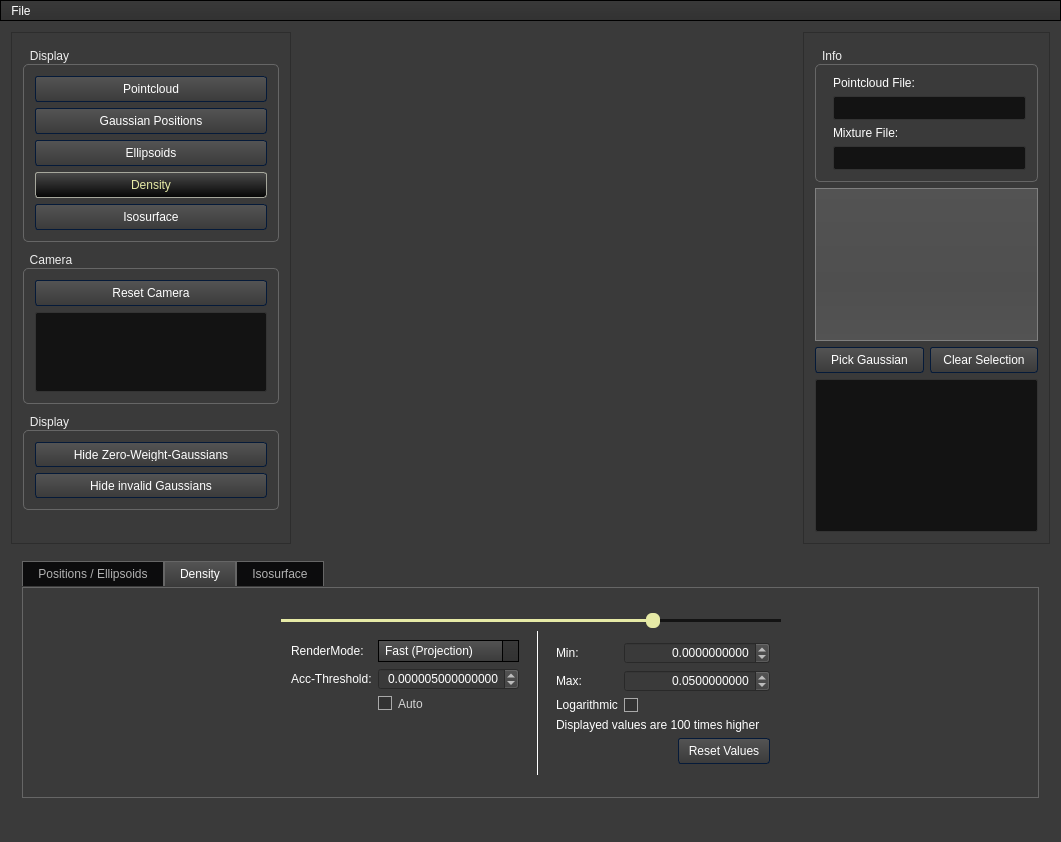
Qt form da-gm-1/da-gm-1/gmvis/ui/VisualizerWindow.ui (SFraissTU/gm_vis) before a commit.
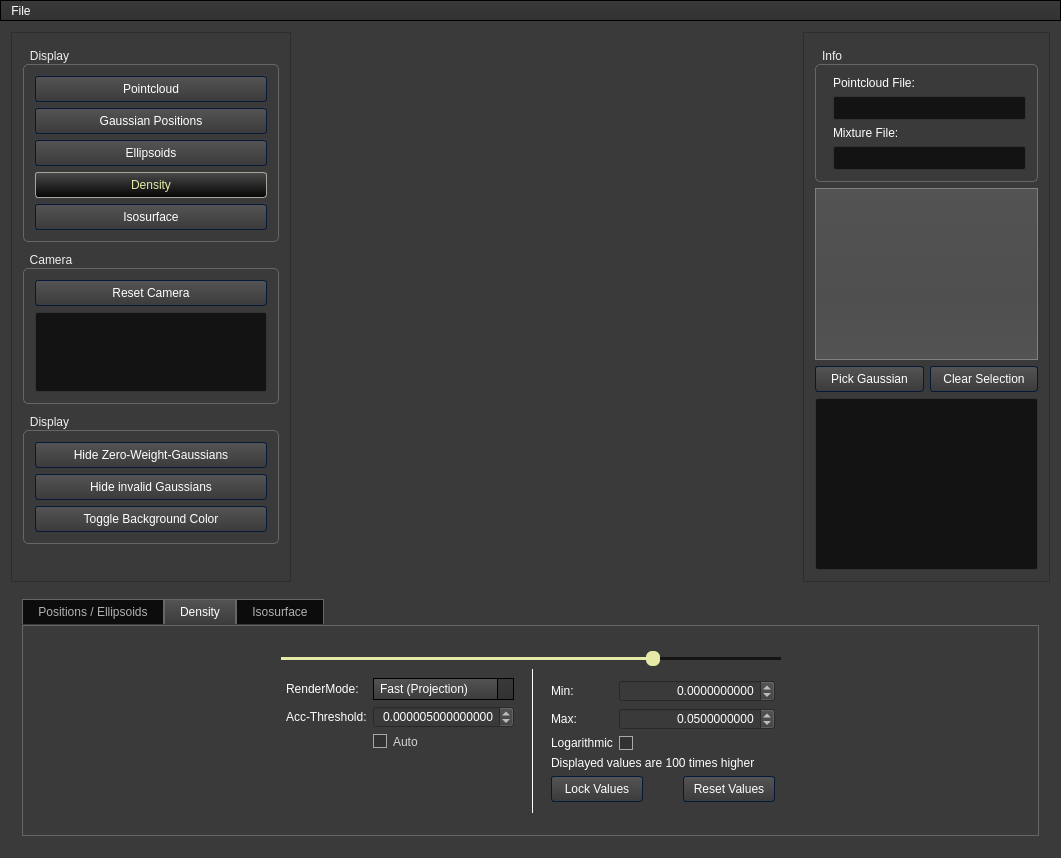
The same form after that commit. Icons and pictures are not drawn. Custom widgets are drawn as their Qt base class.

Diff of the .ui file:
```diff
--- a/da-gm-1/da-gm-1/gmvis/ui/VisualizerWindow.ui
+++ b/da-gm-1/da-gm-1/gmvis/ui/VisualizerWindow.ui
@@ -7,7 +7,7 @@
     <x>0</x>
     <y>0</y>
     <width>1061</width>
-    <height>842</height>
+    <height>858</height>
    </rect>
   </property>
   <property name="minimumSize">
@@ -1505,11 +1505,21 @@
                    </property>
                   </widget>
                  </item>
-                 <item row="6" column="1">
+                 <item row="6" column="0" colspan="2">
                   <layout class="QHBoxLayout" name="horizontalLayout_6">
                    <property name="spacing">
                     <number>0</number>
                    </property>
+                   <item>
+                    <widget class="QPushButton" name="btn_lockdspoptions">
+                     <property name="text">
+                      <string>Lock Values</string>
+                     </property>
+                     <property name="checkable">
+                      <bool>true</bool>
+                     </property>
+                    </widget>
+                   </item>
                    <item>
                     <spacer name="horizontalSpacer_11">
                      <property name="orientation">
@@ -1720,7 +1730,7 @@
          <x>0</x>
          <y>0</y>
          <width>251</width>
-         <height>523</height>
+         <height>559</height>
         </rect>
        </property>
        <layout class="QGridLayout" name="gridLayout_4">
@@ -1871,7 +1881,7 @@
          <x>0</x>
          <y>0</y>
          <width>276</width>
-         <height>523</height>
+         <height>559</height>
         </rect>
        </property>
        <layout class="QVBoxLayout" name="verticalLayout_2">
@@ -1986,7 +1996,7 @@
           <property name="maximumSize">
            <size>
             <width>16777215</width>
-            <height>100</height>
+            <height>140</height>
            </size>
           </property>
           <property name="title">
@@ -2016,6 +2026,13 @@
              </property>
             </widget>
            </item>
+           <item>
+            <widget class="QPushButton" name="btn_backgr">
+             <property name="text">
+              <string>Toggle Background Color</string>
+             </property>
+            </widget>
+           </item>
           </layout>
          </widget>
         </item>
@@ -2059,7 +2076,6 @@
    </widget>
    <addaction name="menuFile"/>
   </widget>
-  <widget class="QStatusBar" name="statusBar"/>
   <action name="loadPointcloudAction">
    <property name="text">
     <string>Load Pointcloud</string>
```
